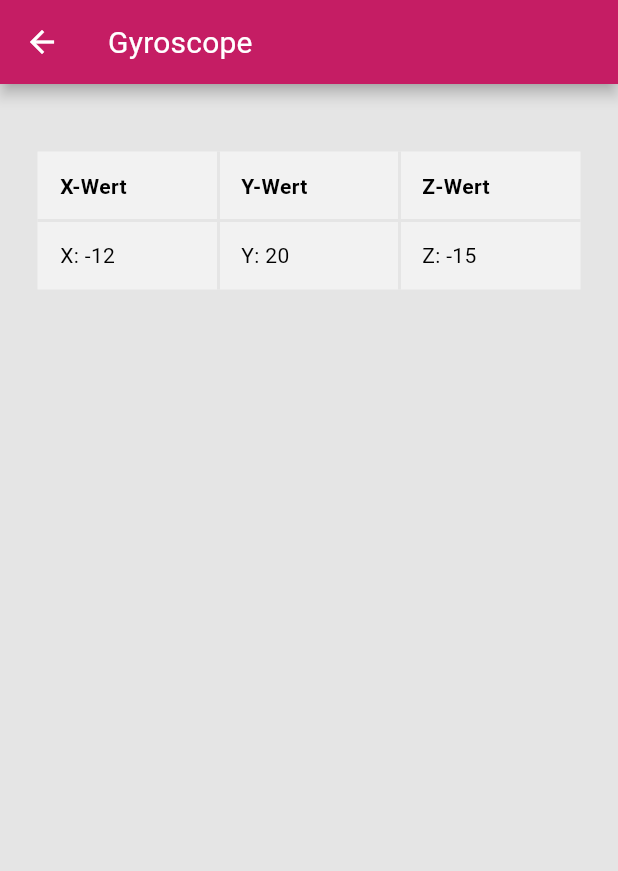
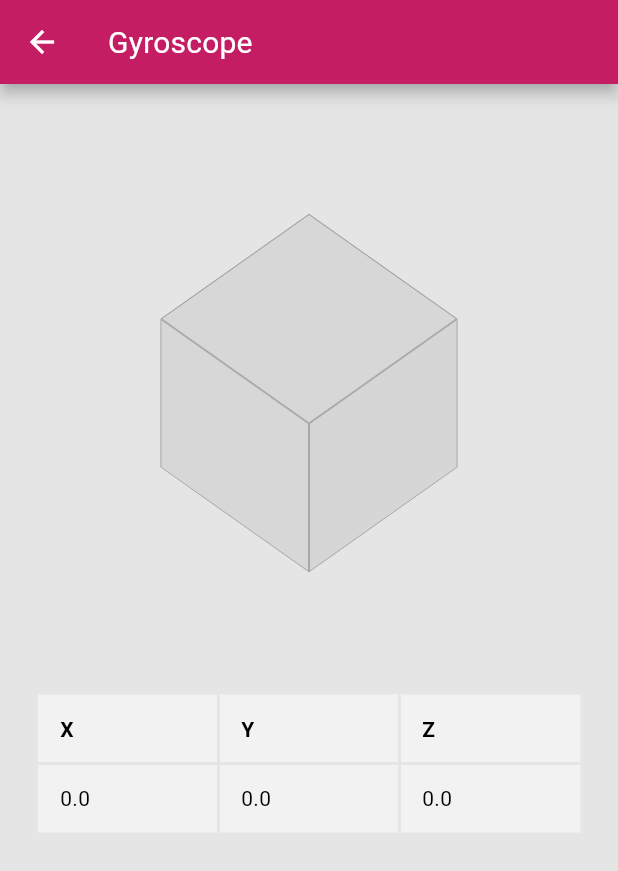
Before and after one commit to hraschan/flutter_sensor_libary_app, a Flutter app: the GyroscopeRoute screen opened directly, on a phone screen of 412 x 824 dp. Shown: the top 871 px of the screen. Run offline on Flutter 3.47's test engine with Material 2 defaults, Android fonts, the phone set to English and light mode, and no system bars; our stand-ins replace flutter_map, latlong2.

Commit message:
added rotating cube

```diff
--- a/lib/routes/gyroscope_route.dart
+++ b/lib/routes/gyroscope_route.dart
@@ -1,19 +1,35 @@
 import 'package:flutter/material.dart';
 import 'package:sensor_libary_test_app/themes/custom_colors.dart';
 
-class GyroscopeRoute extends StatelessWidget {
+import 'dart:async';
+import 'dart:math';
+
+map(num value, [num iStart = 0, num iEnd = pi * 2, num oStart = 0, num oEnd = 1.0]) =>
+  ((oEnd - oStart) / (iEnd - iStart)) * (value - iStart) + oStart;
+
+double _gyroX = 0;
+double _gyroY = 0;
+double _gyroZ = 0;
+
+class GyroscopeRoute extends StatefulWidget{
   const GyroscopeRoute({Key? key}) : super(key: key);
 
+  @override
+  _GyroscopeRouteState createState() => _GyroscopeRouteState();
+}
+
+class _GyroscopeRouteState extends State<GyroscopeRoute> {
+    //variables used for the cube
+    final List<Widget> _list = <Widget>[];
+    final double _size = 140.0;
+
+    double _x = pi * 0.25, _y = pi * 0.25;
+    late Timer _timer;
+    int size = 0;
 
   @override
   Widget build(BuildContext context) {
-
     const space = 20.0;
-    //TODO will be replaced by own library
-    const gyroX = -12;
-    const gyroY = 20;
-    const gyroZ = -15;
-
     const tableBorder = TableBorder(
         horizontalInside:
             BorderSide(width: 2, color: Background, style: BorderStyle.solid),
@@ -29,6 +45,16 @@ class GyroscopeRoute extends StatelessWidget {
         body: Padding(
             padding: const EdgeInsets.all(25.0),
             child: GridView.count(crossAxisCount: 1, children: [
+              // Cube
+              GestureDetector(
+                onDoubleTap: _start,
+                onPanUpdate: (DragUpdateDetails u) => setState((){
+                  _x = (_x + -u.delta.dy / 150) % (pi * 2);
+                  _y = (_y + -u.delta.dx / 150) % (pi * 2);
+                }),
+                child: Container(color: Colors.transparent, child: Cube(
+                  color: Colors.grey.shade200, x: _x, y: _y, size: _size))
+              ),
               Column(children: [
                 const SizedBox(height: space),
                 Table(
@@ -42,7 +68,7 @@ class GyroscopeRoute extends StatelessWidget {
                                 TableCellVerticalAlignment.middle,
                             child: Padding(
                                 padding: tablePadding,
-                                child: const Text('X-Wert',
+                                child: const Text('X',
                                     style: TextStyle(
                                         fontWeight: FontWeight.bold))),
                           ),
@@ -51,7 +77,7 @@ class GyroscopeRoute extends StatelessWidget {
                                 TableCellVerticalAlignment.middle,
                             child: Padding(
                                 padding: tablePadding,
-                                child: const Text('Y-Wert',
+                                child: const Text('Y',
                                     style: TextStyle(
                                         fontWeight: FontWeight.bold))),
                           ),
@@ -60,7 +86,7 @@ class GyroscopeRoute extends StatelessWidget {
                                 TableCellVerticalAlignment.middle,
                             child: Padding(
                                 padding: tablePadding,
-                                child: const Text('Z-Wert',
+                                child: const Text('Z',
                                     style: TextStyle(
                                         fontWeight: FontWeight.bold))),
                           ),
@@ -78,7 +104,7 @@ class GyroscopeRoute extends StatelessWidget {
                                 mainAxisAlignment: MainAxisAlignment.start,
                                 children: [
                                   Text(
-                                    'X: ' + gyroX.toString(),
+                                    _gyroX.toString(),
                                     textAlign: TextAlign.left,
                                   ),
                                 ],
@@ -95,7 +121,7 @@ class GyroscopeRoute extends StatelessWidget {
                                 mainAxisAlignment: MainAxisAlignment.start,
                                 children: [
                                   Text(
-                                    'Y: ' + gyroY.toString(),
+                                    _gyroY.toString(),
                                     textAlign: TextAlign.left,
                                   ),
                                 ],
@@ -112,7 +138,7 @@ class GyroscopeRoute extends StatelessWidget {
                                 mainAxisAlignment: MainAxisAlignment.start,
                                 children: [
                                   Text(
-                                    'Z: ' + gyroZ.toString(),
+                                    _gyroZ.toString(),
                                     textAlign: TextAlign.left,
                                   ),
                                 ],
@@ -125,4 +151,86 @@ class GyroscopeRoute extends StatelessWidget {
               ])
             ])));
   }
+
+  @override
+  void dispose(){
+    _timer.cancel();
+    super.dispose();
+  }
+
+  void _start(){
+    if(_timer.isActive){
+      return;
+    }
+
+    _timer = Timer.periodic(const Duration(milliseconds: 48), (_) => _add());
+  }
+
+  void _add(){
+    if(size > 150) {
+      _list.removeRange(0, Colors.accents.length * 4);
+    } // Expensive, remove more at once
+
+    setState(() => _list.add(
+      Cube(x: _x, y: _y, color: Colors.accents[_timer.tick % Colors.accents.length].withOpacity(0.2), rainbow: true, size: _size)
+    ));
+  }
 }
+
+class Cube extends StatelessWidget{
+  const Cube({Key? key, required this.x, required this.y, required this.color, required this.size, this.rainbow = false}) : super(key: key);
+
+  static const double _shadow = 0.2, _halfPi = pi / 2, _oneHalfPi = pi + pi / 2;
+
+  final double x, y, size;
+  final Color color;
+  final bool rainbow;
+
+  double get _sum => (y + (x > pi ? pi : 0.0)).abs() % (pi * 2);
+
+  @override
+  Widget build(BuildContext context){
+    final bool _topBottom = x < _halfPi || x > _oneHalfPi;
+    final bool _northSouth = _sum < _halfPi || _sum > _oneHalfPi;
+    final bool _eastWest = _sum < pi;
+
+    return Stack(children: <Widget>[
+      _side(zRot: y, xRot: -x, shadow: _getShadow(x), moveZ: _topBottom),
+      _side(yRot: y, xRot: _halfPi - x, shadow: _getShadow(_sum), moveZ: _northSouth),
+      _side(yRot: -_halfPi + y, xRot: _halfPi - x, shadow: _shadow - _getShadow(_sum), moveZ: _eastWest)
+    ]);
+  }
+
+  double _getShadow(double r){
+    if(r < _halfPi){
+      return map(r, 0, _halfPi, 0, _shadow);
+    }else if(r > _oneHalfPi){
+      return _shadow - map(r, _oneHalfPi, pi * 2, 0, _shadow);
+    }else if(r < pi){
+      return _shadow - map(r, _halfPi, pi, 0, _shadow);
+    }
+
+    return map(r, pi, _oneHalfPi, 0, _shadow);
+  }
+
+  Widget _side({bool moveZ = false, double xRot = 0.0, double yRot = 0.0, double zRot = 0.0, double shadow = 0.0}){
+    _gyroX = xRot;
+    _gyroY = yRot;
+    _gyroZ = zRot;
+    return Transform(
+      alignment: Alignment.center,
+      transform: Matrix4.identity()
+        ..rotateX(xRot)..rotateY(yRot)..rotateZ(zRot)
+        ..translate(0.0, 0.0, moveZ ? -size / 2 : size / 2),
+      child: Container(
+        alignment: Alignment.center,
+        child: Container(
+          constraints: BoxConstraints.expand(width: size, height: size),
+          color: color,
+          foregroundDecoration: BoxDecoration(color: Colors.black.withOpacity(rainbow ? 0.0 : shadow),
+          border: Border.all(width: 0.8, color: rainbow ? color.withOpacity(0.3) : Colors.black26))
+        )
+      )
+    );
+  }
+}
```
